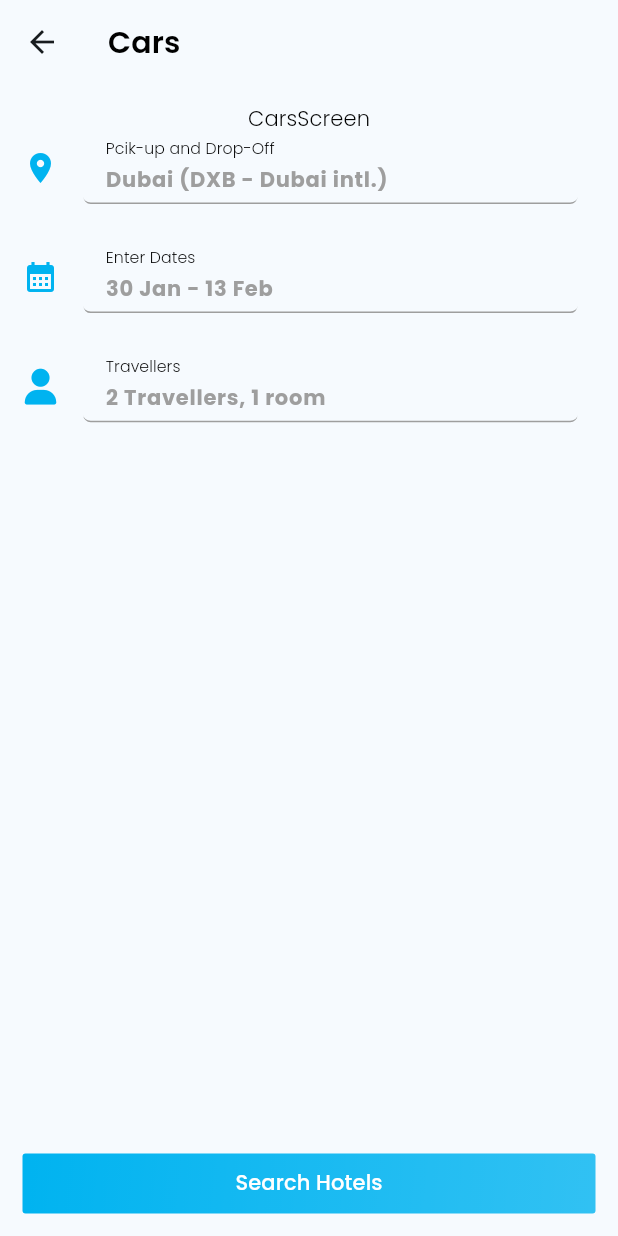
After one commit to ZaryabAlam/Travelv2, a Flutter app: the CarsScreen screen opened directly, on a phone screen of 412 x 824 dp. The commit adds this screen. Run offline on Flutter 3.47's test engine with Material 3 defaults, Android fonts, the phone set to English and light mode, and no system bars; our stand-ins replace dotted_border, flutter_animate, font_awesome_flutter, get, google_fonts, qr_flutter and 1 more.

Commit message:
categories views

```diff
--- /dev/null
+++ b/lib/presentation/home_bottom_nav/views/categories/cars_view.dart
@@ -0,0 +1,100 @@
+import 'package:flutter/material.dart';
+import 'package:font_awesome_flutter/font_awesome_flutter.dart';
+import 'package:travel_app/app/configs/app_colors.dart';
+import 'package:travel_app/app/configs/app_size_config.dart';
+import 'package:travel_app/app/utils/custom_widgets/common_text.dart';
+import 'package:travel_app/app/utils/custom_widgets/custom_appbar.dart';
+import 'package:travel_app/app/utils/custom_widgets/custom_button.dart';
+import 'package:travel_app/app/utils/custom_widgets/custom_textfield.dart';
+
+class CarsScreen extends StatefulWidget {
+  const CarsScreen({super.key});
+
+  @override
+  State<CarsScreen> createState() => _CarsScreensState();
+}
+
+class _CarsScreensState extends State<CarsScreen> {
+  TextEditingController pickDropController = TextEditingController();
+  TextEditingController pickdateController = TextEditingController();
+  TextEditingController pickTimeController = TextEditingController();
+  TextEditingController dropdateController = TextEditingController();
+  TextEditingController dropTimeController = TextEditingController();
+  @override
+  Widget build(BuildContext context) {
+    HeightWidth(context);
+    return Scaffold(
+      appBar: CustomAppBar(title: 'Cars'),
+      body: Padding(
+        padding: const EdgeInsets.all(15.0),
+        child: Column(
+          children: [
+            CommonText(text: 'CarsScreen'),
+            // -------------------
+
+            // Pick and drop off Field ------------------------
+            Row(
+              mainAxisAlignment: MainAxisAlignment.start,
+              children: [
+                Icon(
+                  Icons.location_on,
+                  color: AppColors.appColorPrimary,
+                ),
+                0.04.pw,
+                SizedBox(
+                  width: w * 0.8,
+                  child: CustomTextField(
+                      textEditingController: pickdateController, labelText: 'Pcik-up and Drop-Off', hintText: 'Dubai (DXB - Dubai intl.)'),
+                ),
+              ],
+            ),
+            0.03.ph,
+
+            // Dates Field ------------------------
+            Row(
+              mainAxisAlignment: MainAxisAlignment.start,
+              children: [
+                Icon(
+                  Icons.calendar_month,
+                  color: AppColors.appColorPrimary,
+                ),
+                0.04.pw,
+                SizedBox(
+                  width: w * 0.8,
+                  child: CustomTextField(textEditingController: pickdateController, labelText: 'Enter Dates', hintText: '30 Jan - 13 Feb'),
+                ),
+              ],
+            ),
+
+            0.03.ph,
+
+            // Traveller Field ------------------------
+            Row(
+              mainAxisAlignment: MainAxisAlignment.start,
+              children: [
+                Icon(
+                  FontAwesomeIcons.solidUser,
+                  color: AppColors.appColorPrimary,
+                ),
+                0.04.pw,
+                SizedBox(
+                  width: w * 0.8,
+                  child: CustomTextField(textEditingController: dropTimeController, labelText: 'Travellers', hintText: '2 Travellers, 1 room'),
+                ),
+              ],
+            ),
+
+            Spacer(),
+            CustomButton(
+                height: 40,
+                width: w,
+                text: 'Search Hotels',
+                onPress: () {
+                  // Get.to(() => SearchFlightScreen());
+                }),
+          ],
+        ),
+      ),
+    );
+  }
+}
```
Also changed, not shown: lib/presentation/home_bottom_nav/bnb/bottom_nav_view.dart (+2 -6 lines), lib/presentation/home_bottom_nav/views/categories/cruises_view.dart (added, +29 -0 lines), lib/presentation/home_bottom_nav/views/categories/flights_view.dart (added, +29 -0 lines), lib/presentation/home_bottom_nav/views/categories/packages_view.dart (added, +29 -0 lines), lib/presentation/home_bottom_nav/views/categories/stays_view.dart (added, +97 -0 lines), lib/presentation/home_bottom_nav/views/categories/to_do_view.dart (added, +29 -0 lines), lib/presentation/splash_screen/splash_screen.dart (+2 -6 lines).
